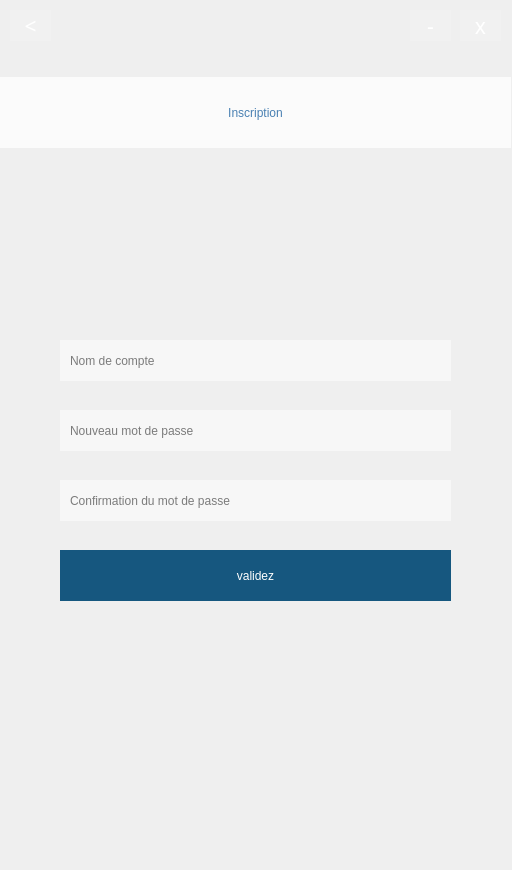
First picture: the form in Babel/client/forms/BabelInscription.ui, repository gvsurenderreddy/Babel-VOIP, before the edit.
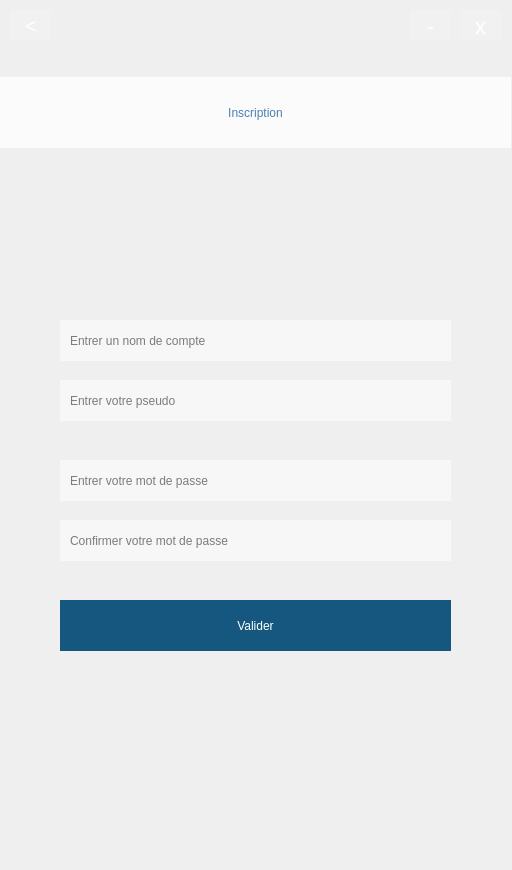
Second picture: the form after the edit. Icons and pictures are not drawn.

The edit to the form file:
```diff
--- a/Babel/client/forms/BabelInscription.ui
+++ b/Babel/client/forms/BabelInscription.ui
@@ -98,7 +98,7 @@
    <property name="geometry">
     <rect>
      <x>60</x>
-     <y>550</y>
+     <y>600</y>
      <width>391</width>
      <height>51</height>
     </rect>
@@ -112,14 +112,14 @@
       </string>
    </property>
    <property name="text">
-    <string>validez</string>
+    <string>Valider</string>
    </property>
   </widget>
   <widget class="QLineEdit" name="emailEdit">
    <property name="geometry">
     <rect>
      <x>60</x>
-     <y>340</y>
+     <y>320</y>
      <width>391</width>
      <height>41</height>
     </rect>
@@ -135,14 +135,14 @@
       </string>
    </property>
    <property name="placeholderText">
-    <string>Nom de compte</string>
+    <string>Entrer un nom de compte</string>
    </property>
   </widget>
   <widget class="QLineEdit" name="pwdEdit1">
    <property name="geometry">
     <rect>
      <x>60</x>
-     <y>410</y>
+     <y>460</y>
      <width>391</width>
      <height>41</height>
     </rect>
@@ -158,14 +158,14 @@
       </string>
    </property>
    <property name="placeholderText">
-    <string>Nouveau mot de passe</string>
+    <string>Entrer votre mot de passe</string>
    </property>
   </widget>
   <widget class="QLineEdit" name="pwdEdit2">
    <property name="geometry">
     <rect>
      <x>60</x>
-     <y>480</y>
+     <y>520</y>
      <width>391</width>
      <height>41</height>
     </rect>
@@ -181,7 +181,7 @@
       </string>
    </property>
    <property name="placeholderText">
-    <string>Confirmation du mot de passe</string>
+    <string>Confirmer votre mot de passe</string>
    </property>
   </widget>
   <widget class="QLabel" name="label">
@@ -208,6 +208,29 @@
     <set>Qt::AlignCenter</set>
    </property>
   </widget>
+  <widget class="QLineEdit" name="pseudoEdit">
+   <property name="geometry">
+    <rect>
+     <x>60</x>
+     <y>380</y>
+     <width>391</width>
+     <height>41</height>
+    </rect>
+   </property>
+   <property name="styleSheet">
+    <string notr="true">background: none;
+border: none;
+background-color: rgba(255, 255, 255, 128);
+color: rgb(0, 0, 0);
+font: 10pt &quot;Verdana&quot;;
+padding: 8px;
+
+      </string>
+   </property>
+   <property name="placeholderText">
+    <string>Entrer votre pseudo</string>
+   </property>
+  </widget>
  </widget>
  <resources>
   <include location="../resources/BabelMainWindow.qrc"/>
```
